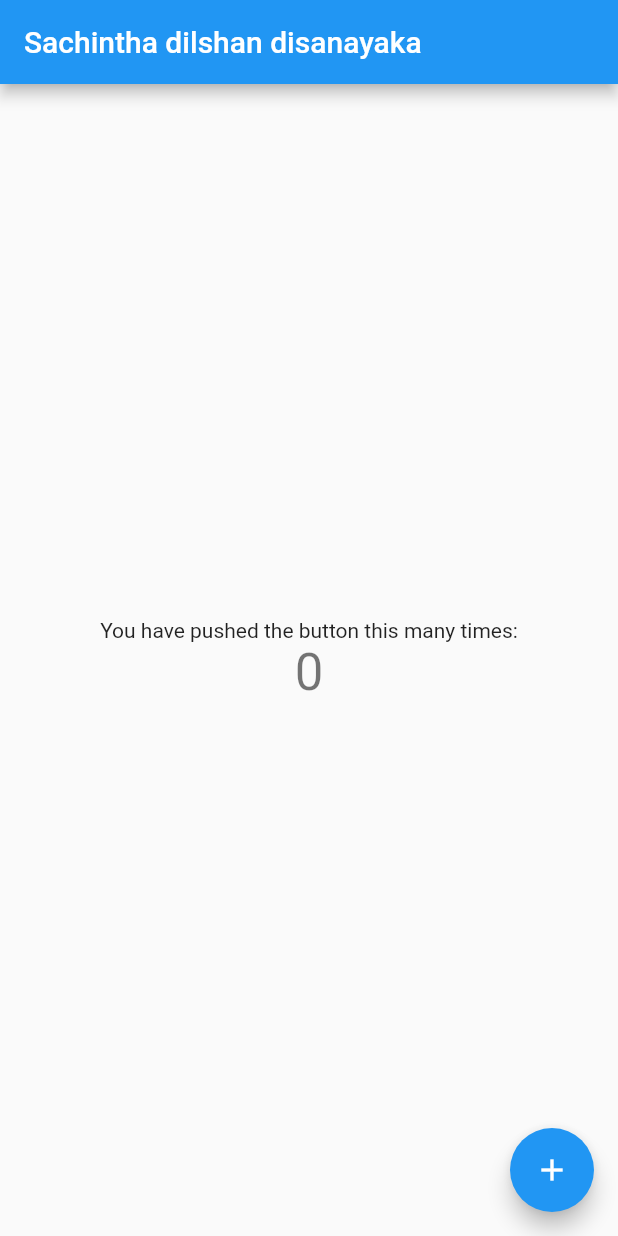
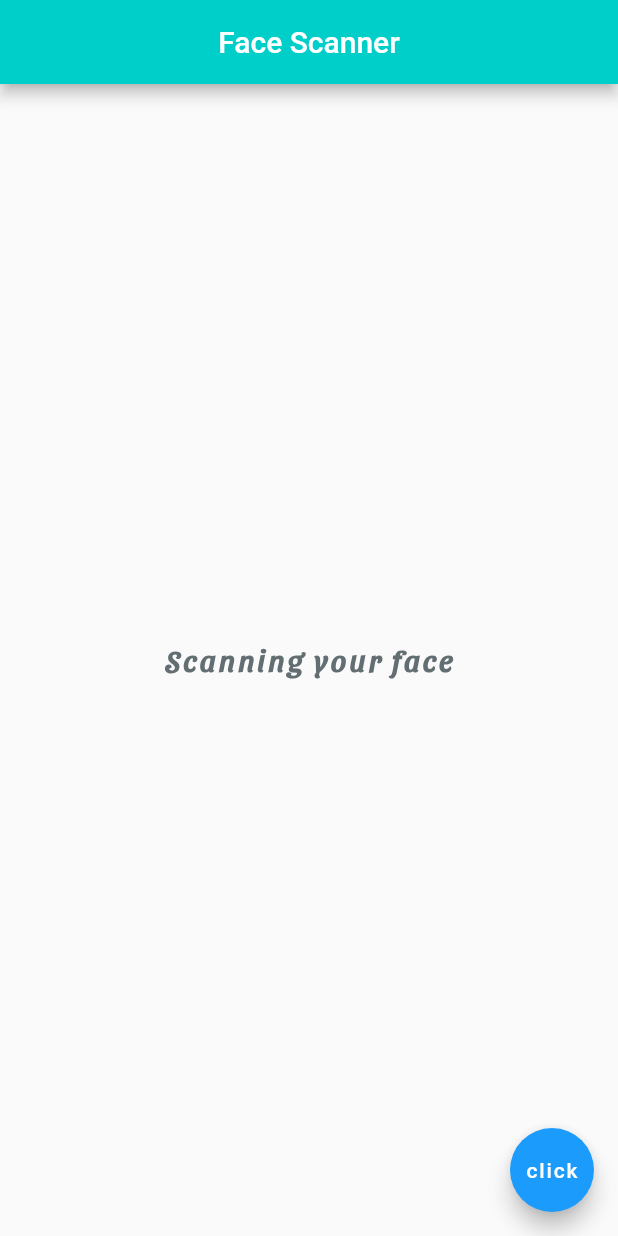
Before and after one commit to sachinthadilshandisanayaka/testing, a Flutter app: the screen it shows after launch, on a phone screen of 412 x 824 dp. Run offline on Flutter 3.47's test engine with Material 2 defaults, Android fonts, the phone set to English and light mode, and no system bars.

Commit message:
add title,body and font styles

```diff
--- a/lib/main.dart
+++ b/lib/main.dart
@@ -1,67 +1,28 @@
 import 'package:flutter/material.dart';
 
-void main() {
-  runApp(MyApp());
-}
-
-class MyApp extends StatelessWidget {
-  // This widget is the root of your application.
-  @override
-  Widget build(BuildContext context) {
-    return MaterialApp(
-      title: 'Flutter Demo',
-      theme: ThemeData(
-        primarySwatch: Colors.blue,
-        visualDensity: VisualDensity.adaptivePlatformDensity,
-      ),
-      home: MyHomePage(title: 'Sachintha dilshan disanayaka'),
-    );
-  }
-}
-
-class MyHomePage extends StatefulWidget {
-  MyHomePage({Key key, this.title}) : super(key: key);
-
-  final String title;
-
-  @override
-  _MyHomePageState createState() => _MyHomePageState();
-}
-
-class _MyHomePageState extends State<MyHomePage> {
-  int _counter = 0;
-
-  void _incrementCounter() {
-    setState(() {
-      _counter++;
-    });
-  }
-
-  @override
-  Widget build(BuildContext context) {
-    return Scaffold(
-      appBar: AppBar(
-        title: Text(widget.title),
-      ),
-      body: Center(
-        child: Column(
-          mainAxisAlignment: MainAxisAlignment.center,
-          children: <Widget>[
-            Text(
-              'You have pushed the button this many times:',
+void main() => runApp(MaterialApp(
+      home: Scaffold(
+        appBar: AppBar(
+          title: Text('Face Scanner'),
+          backgroundColor: Color.fromRGBO(0, 206, 201, 1.0),
+          centerTitle: true,
+        ),
+        body: Center(
+          child: Text(
+            'Scanning your face',
+            style: TextStyle(
+              fontSize: 20.0,
+              fontWeight: FontWeight.bold,
+              letterSpacing: 2.0,
+              color: Color.fromRGBO(99, 110, 114, 1.0),
+              fontFamily: 'SansitaSwashed',
             ),
-            Text(
-              '$_counter',
-              style: Theme.of(context).textTheme.headline4,
-            ),
-          ],
+          ),
+        ),
+        floatingActionButton: FloatingActionButton(
+          onPressed: () {},
+          child: Text('click'),
+          backgroundColor: Color.fromRGBO(27, 156, 252, 1.0),
         ),
       ),
-      floatingActionButton: FloatingActionButton(
-        onPressed: _incrementCounter,
-        tooltip: 'Increment',
-        child: Icon(Icons.add),
-      ), // This trailing comma makes auto-formatting nicer for build methods.
-    );
-  }
-}
+    ));
```
Also changed, not shown: pubspec.yaml (+4 -11 lines), fonts/SansitaSwashed-Regular.ttf (added), fonts/SansitaSwashed-VariableFont_wght.ttf (added), 1 other file.
